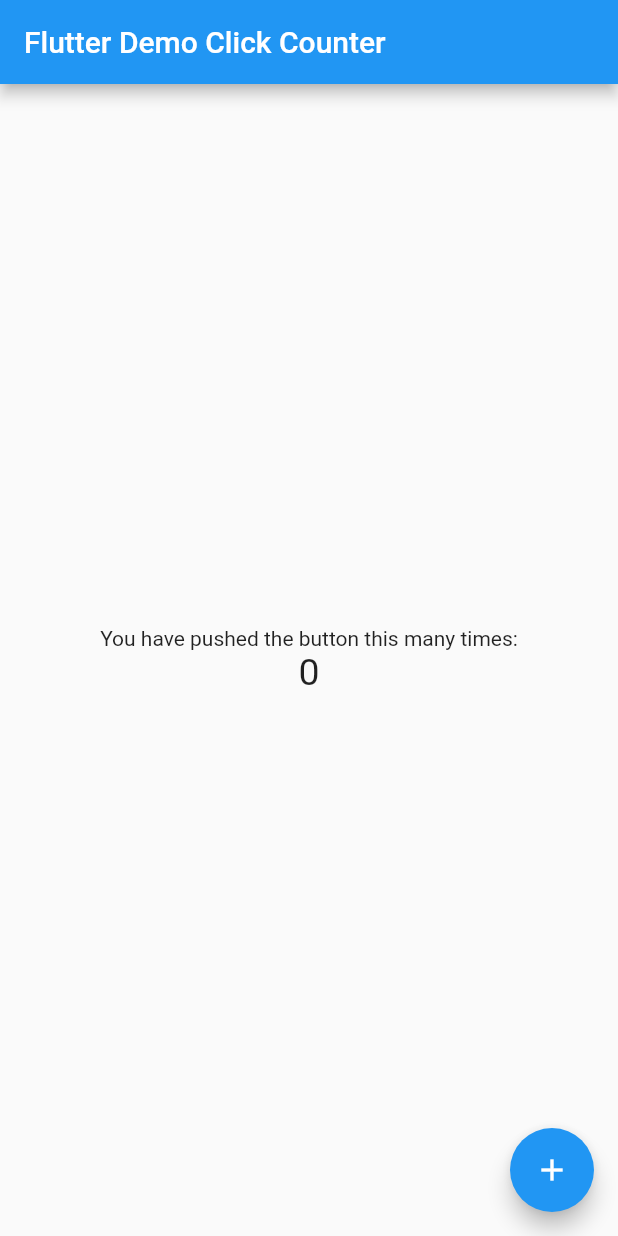
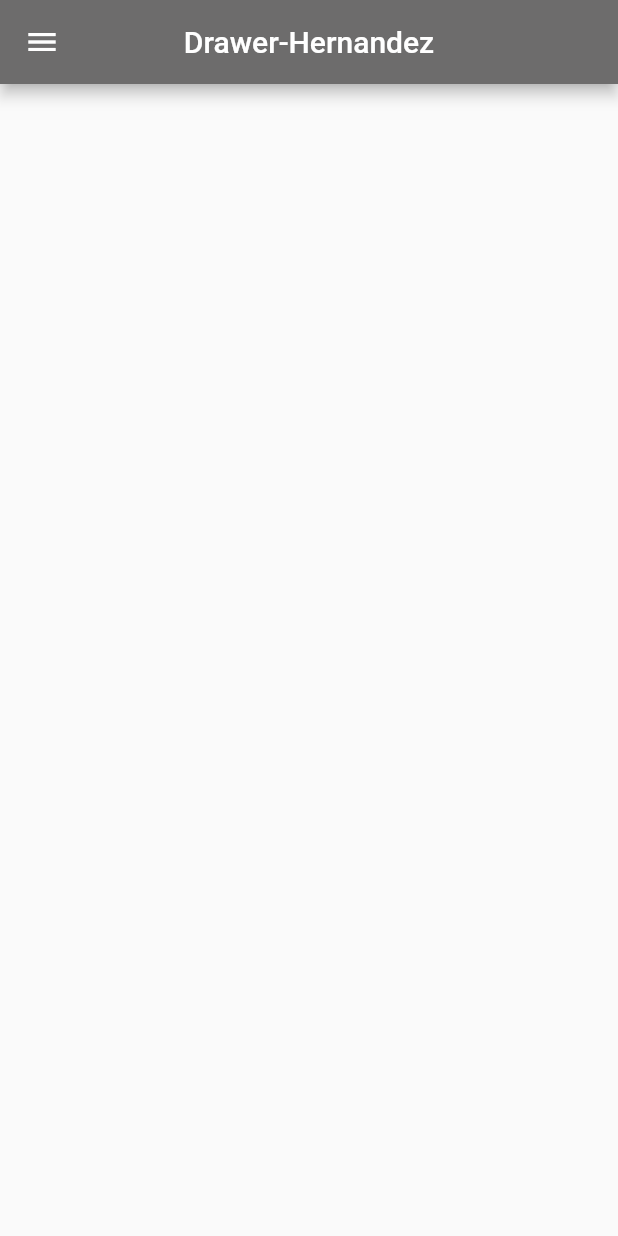
Before and after one commit to NataliaHernandez09/Drawer_practica4, a Flutter app: the screen it shows after launch, on a phone screen of 412 x 824 dp. Run offline on Flutter 3.47's test engine with Material 2 defaults, Android fonts, the phone set to English and light mode, and no system bars.

Commit message:
Drawer-version2

```diff
--- a/lib/main.dart
+++ b/lib/main.dart
@@ -4,15 +4,16 @@ void main() => runApp(MyApp());
 
 class MyApp extends StatelessWidget {
   const MyApp({super.key});
-  static const String _title = 'Flutter Stateful Clicker Counter';
+  static const String _title = 'Drawer-Hernandez';
   // This widget is the root of your application.
   @override
   Widget build(BuildContext context) {
     return MaterialApp(
       title: _title,
       theme: ThemeData(
-        primarySwatch: Colors.blue,
+        primarySwatch: Colors.blueGrey,
       ),
+      debugShowCheckedModeBanner: false,
       home: MyHomePage(),
     );
   }
@@ -20,72 +21,61 @@ class MyApp extends StatelessWidget {
 
 class MyHomePage extends StatefulWidget {
   const MyHomePage({super.key});
-  // This widget is the home page of your application. It is stateful, meaning
-  // that it has a State object (defined below) that contains fields that affect
-  // how it looks.
-  // This class is the configuration for the state.
   @override
   _MyHomePageState createState() => _MyHomePageState();
 }
 
 class _MyHomePageState extends State<MyHomePage> {
-  int _counter = 0;
-
-  void _incrementCounter() {
-    setState(() {
-      // This call to setState tells the Flutter framework that something has
-      // changed in this State, which causes it to rerun the build method below
-      // so that the display can reflect the updated values. If we changed
-      // _counter without calling setState(), then the build method would not be
-      // called again, and so nothing would appear to happen.
-      _counter++;
-    });
-  }
-
   @override
   Widget build(BuildContext context) {
-    // This method is rerun every time setState is called, for instance as done
-    // by the _incrementCounter method above.
-    //
-    // The Flutter framework has been optimized to make rerunning build methods
-    // fast, so that you can just rebuild anything that needs updating rather
-    // than having to individually change instances of widgets.
     return Scaffold(
       appBar: AppBar(
-        // Here we take the value from the MyHomePage object that was created by
-        // the App.build method, and use it to set our appbar title.
-        title: Text('Flutter Demo Click Counter'),
+        centerTitle: true,
+        title: Text('Drawer-Hernandez'),
+        backgroundColor: const Color(0xff6d6c6c),
       ),
-      body: Center(
-        // Center is a layout widget. It takes a single child and positions it
-        // in the middle of the parent.
-        child: Column(
-          // Column is also a layout widget. It takes a list of children and
-          // arranges them vertically. By default, it sizes itself to fit its
-          // children horizontally, and tries to be as tall as its parent.
-          //
-          // Column has various properties to control how it sizes itself and
-          // how it positions its children. Here we use mainAxisAlignment to
-          // center the children vertically; the main axis here is the vertical
-          // axis because Columns are vertical (the cross axis would be
-          // horizontal).
-          mainAxisAlignment: MainAxisAlignment.center,
-          children: <Widget>[
-            Text(
-              'You have pushed the button this many times:',
+      drawer: Drawer(
+        child: ListView(
+          // Important: Remove any padding from the ListView.
+          padding: EdgeInsets.zero,
+          children: [
+            const DrawerHeader(
+              decoration: BoxDecoration(
+                color: Colors.blueGrey,
+              ),
+              child: Text('Encabezado'),
             ),
-            Text(
-              '$_counter',
-              style: TextStyle(fontSize: 25),
+            ListTile(
+              leading: Icon(
+                Icons.home,
+              ),
+              title: const Text('Pagina 1'),
+              onTap: () {
+                Navigator.pop(context);
+              },
+            ),
+            ListTile(
+              leading: Icon(
+                Icons.train,
+              ),
+              title: const Text('Pagina 2'),
+              onTap: () {
+                Navigator.pop(context);
+              },
+            ),
+            ListTile(
+              leading: Icon(
+                Icons.access_time,
+              ),
+              title: const Text('Pagina 3'),
+              onTap: () {
+                Navigator.pop(context);
+              },
             ),
           ],
         ),
       ),
-      floatingActionButton: FloatingActionButton(
-        onPressed: _incrementCounter,
-        tooltip: 'Increment',
-        child: Icon(Icons.add),
-      ),
+      body: Center(),
     );
   }
 }
```
